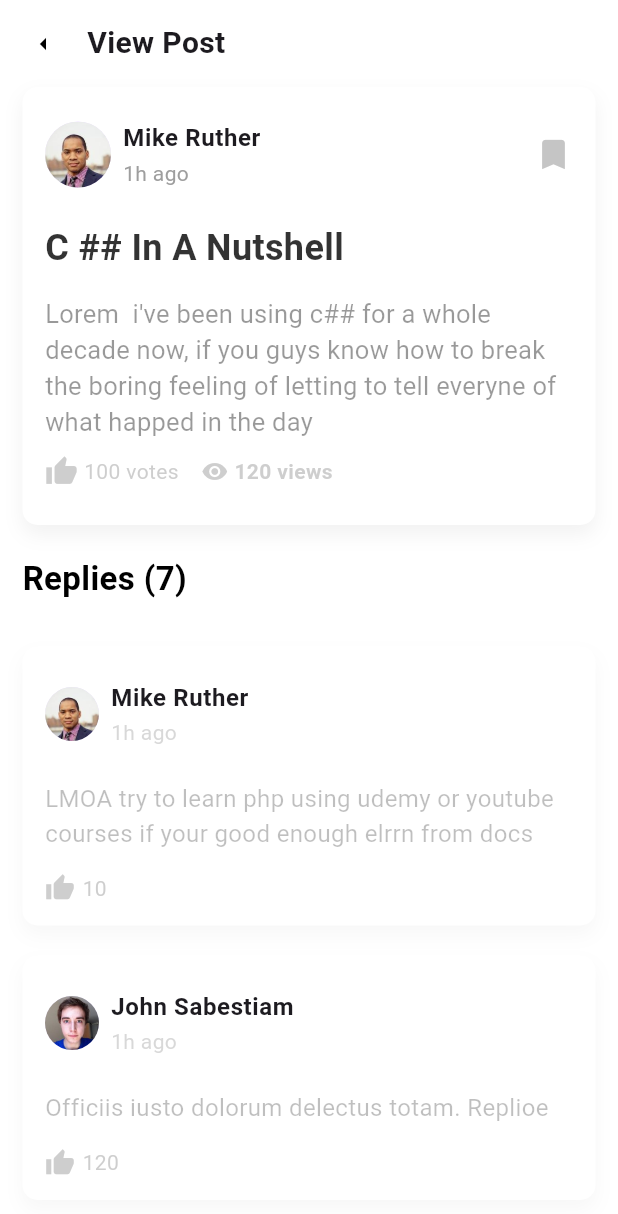
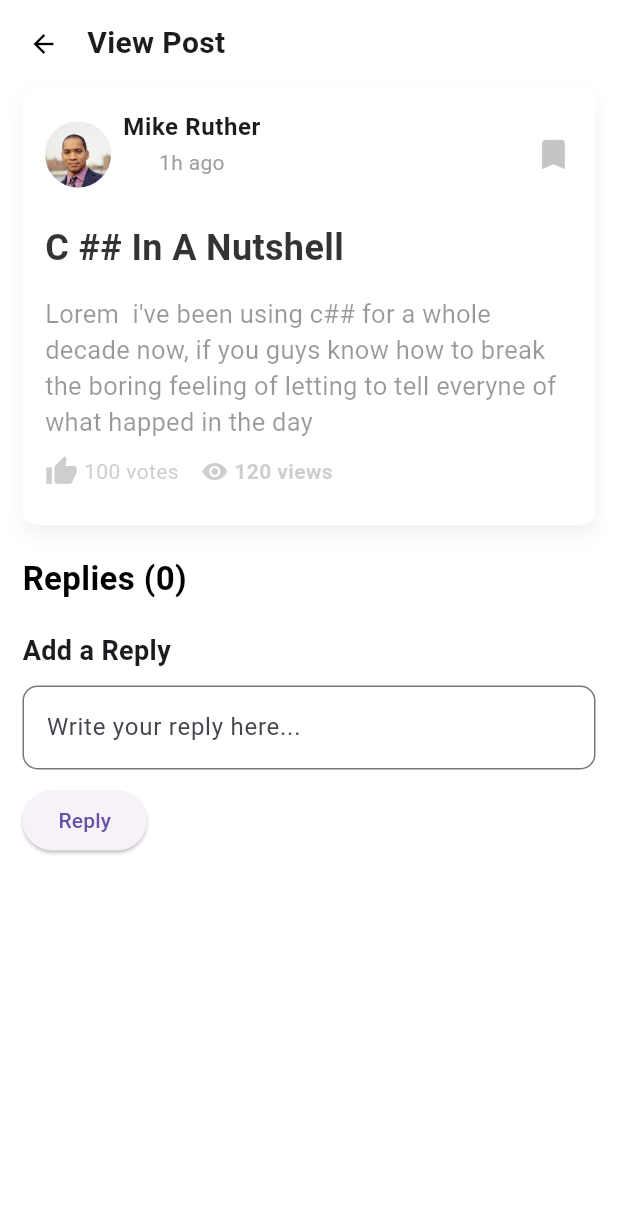
Before and after one commit to RanoCg123/fp_ppbe_kel7_2024, a Flutter app: the screen it shows after launch, after a tap on "C ## In A Nutshell", on a phone screen of 412 x 824 dp. Shown: the top 1214 px of the screen. Run offline on Flutter 3.47's test engine with Material 3 defaults, Android fonts, the phone set to English and light mode, and no system bars; our stand-ins replace cloud_firestore; accounts and stored records are empty; Roboto replaces fonts that are missing (Montserratcd).

Commit message:
Add files via upload

```diff
--- a/lib/models/post_model.dart
+++ b/lib/models/post_model.dart
@@ -1,7 +1,8 @@
-import 'package:fp_forum_kel7_ppbe/models/author_model.dart';
-import 'package:fp_forum_kel7_ppbe/models/replies_model.dart';
+import '../models/author_model.dart';
+import '../models/replies_model.dart';
 
-class Question{
+class Question {
+  String id;
   String question;
   String content;
   int votes;
@@ -12,6 +13,7 @@ class Question{
   List<Reply> replies;
 
   Question({
+    required this.id,
     required this.question,
     required this.content,
     required this.votes,
@@ -19,12 +21,58 @@ class Question{
     required this.views,
     required this.created_at,
     required this.author,
-    required this.replies
+    required this.replies,
   });
+
+  factory Question.fromMap(Map<String, dynamic> data) {
+    return Question(
+      id: data['id'] ?? '',
+      question: data['question'] ?? '',
+      content: data['content'] ?? '',
+      votes: data['votes'] ?? 0,
+      repliesCount: data['repliesCount'] ?? 0,
+      views: data['views'] ?? 0,
+      created_at: data['created_at'] ?? '',
+      author: Author.fromMap(data['author']),
+      replies: List<Reply>.from(
+        data['replies']?.map((item) => Reply.fromMap(item)) ?? [],
+      ),
+    );
+  }
+
+  Map<String, dynamic> toMap() {
+    return {
+      'id': id,
+      'question': question,
+      'content': content,
+      'votes': votes,
+      'repliesCount': repliesCount,
+      'views': views,
+      'created_at': created_at,
+      'author': author.toMap(),
+      'replies': replies.map((reply) => reply.toMap()).toList(),
+    };
+  }
+
+  void addReply(Reply reply) {
+    replies.add(reply);
+  }
+
+  void updateReply(Reply updatedReply) {
+    final index = replies.indexWhere((reply) => reply.id == updatedReply.id);
+    if (index != -1) {
+      replies[index] = updatedReply;
+    }
+  }
+
+  void deleteReply(Reply reply) {
+    replies.removeWhere((r) => r.id == reply.id);
+  }
 }
 
 List<Question> questions = [
   Question(
+    id: '1',
     author: mike,
     question: 'C ## In A Nutshell',
     content: "Lorem  i've been using c## for a whole decade now, if you guys know how to break the boring feeling of letting to tell everyne of what happed in the day",
@@ -35,6 +83,7 @@ List<Question> questions = [
     replies: replies
   ),
   Question(
+    id: '2',
     author: john,
     question: 'List<Dynamic> is not a subtype of Lits<Container>',
     content: "Lorem  i've been using c## for a whole decade now, if you guys know how to break the boring feeling of letting to tell everyne of what happed in the day",
@@ -45,6 +94,7 @@ List<Question> questions = [
     replies: replies
   ),
   Question(
+    id: '3',
     author: sam,
     question: 'React a basic error 404 is not typed',
     content: "Lorem  i've been using c## for a whole decade now, if you guys know how to break the boring feeling of letting to tell everyne of what happed in the day",
@@ -55,6 +105,7 @@ List<Question> questions = [
     replies: replies
   ),
   Question(
+    id: '4',
     author: mark,
     question: 'Basic understanding of what is not good',
     content: "Lorem  i've been using c## for a whole decade now, if you guys know how to break the boring feeling of letting to tell everyne of what happed in the day",
@@ -65,6 +116,7 @@ List<Question> questions = [
     replies: replies
   ),
   Question(
+    id: '5',
     author: justin,
     question: 'Luther is not author in here',
     content: "Lorem  i've been using c## for a whole decade now, if you guys know how to break the boring feeling of letting to tell everyne of what happed in the day",
--- a/lib/models/replies_model.dart
+++ b/lib/models/replies_model.dart
@@ -1,51 +1,53 @@
-import 'package:fp_forum_kel7_ppbe/models/author_model.dart';
+import 'package:cloud_firestore/cloud_firestore.dart';
+import 'author_model.dart';
 
 class Reply {
-  Author author;
-  String content;
-  int likes;
+  final String id;
+  final Author author;
+  late final String content;
+  final String created_at;
+  final int likes;
 
   Reply({
+    this.id = '',
     required this.author,
     required this.content,
-    required this.likes
+    required this.created_at,
+    required this.likes,
   });
+
+  factory Reply.fromMap(Map<String, dynamic> data) {
+    return Reply(
+      id: data['id'] ?? '',
+      author: Author.fromMap(data['author']),
+      content: data['content'] ?? '',
+      created_at: data['created_at'] ?? '',
+      likes: data['likes'] ?? 0,
+    );
+  }
+
+  Map<String, dynamic> toMap() {
+    return {
+      'id': id,
+      'author': author.toMap(),
+      'content': content,
+      'created_at': created_at,
+      'likes': likes,
+    };
+  }
 }
 
 List<Reply> replies = [
   Reply(
-    author: mike,
-    content: 'LMOA try to learn php using udemy or youtube courses if your good enough elrrn from docs',
-    likes: 10
+    author: Author(name: 'User1', imageUrl: 'assets/images/user1.png'),
+    content: 'Great post!',
+    created_at: '2024-06-10 12:00:00',
+    likes: 10,
   ),
   Reply(
-    author: john,
-    content: 'Officiis iusto dolorum delectus totam. Replioe',
-    likes: 120
-  ),
-  Reply(
-    author: mark,
-    content: 'distinctio nostrum nobis, nisi vel quasi amet laborum nam saepe ullam fuga. ellendus alias rem facere obcaecati.',
-    likes: 67
-  ),
-  Reply(
-    author: sam,
-    content: 'Asperiores quisquam perspiciatis iure commodi quidem vitae modi, nemo optio eos cum labore ',
-    likes: 34
-  ),
-  Reply(
-    author: adam,
-    content: 'nemo totam voluptatum qui error obcaecati assumenda temporibus blanditiis unde, maiores velit tempora neque, porro autem ab eveniet. ',
-    likes: 89
-  ),
-  Reply(
-    author: luther,
-    content: 'amet quo. Accusantium nam reiciendis quisquam voluptate impedit mollitia debitis facilis, ',
-    likes: 12
-  ),
-  Reply(
-    author: justin,
-    content: 'fugiat autem a neque esse error quia itaque molestiae praesentium, totam aspernatur earum dicta, ',
-    likes: 27
+    author: Author(name: 'User2', imageUrl: 'assets/images/user2.png'),
+    content: 'Thanks for sharing!',
+    created_at: '2024-06-10 13:00:00',
+    likes: 5,
   ),
 ];
--- a/lib/screens/home_screen.dart
+++ b/lib/screens/home_screen.dart
@@ -1,7 +1,7 @@
 import 'package:flutter/material.dart';
-import 'package:fp_forum_kel7_ppbe/widgets/popular_topics.dart';
-import 'package:fp_forum_kel7_ppbe/widgets/posts.dart';
-import 'package:fp_forum_kel7_ppbe/widgets/top_bar.dart';
+import '../widgets/popular_topics.dart';
+import '../widgets/posts.dart';
+import '../widgets/top_bar.dart';
 
 class HomePage extends StatefulWidget {
   @override
--- a/lib/screens/post_screen.dart
+++ b/lib/screens/post_screen.dart
@@ -1,14 +1,84 @@
 import 'package:flutter/material.dart';
-import 'package:fp_forum_kel7_ppbe/models/post_model.dart';
+import '../models/author_model.dart';
+import '../models/post_model.dart';
+import '../models/replies_model.dart';
+import 'reply_screen.dart';
+import '../services/firestore_service.dart';
 
 class PostScreen extends StatefulWidget {
+  final Question question;
+
+  PostScreen({required this.question});
+
   @override
-  final Question question;
-  PostScreen({required this.question});
   _PostScreenState createState() => _PostScreenState();
 }
 
 class _PostScreenState extends State<PostScreen> {
+  TextEditingController _replyController = TextEditingController();
+  late FirestoreService _firestoreService;
+  List<Reply> _replies = [];
+
+  @override
+  void initState() {
+    super.initState();
+    _firestoreService = FirestoreService();
+    _loadReplies();
+  }
+
+  void _loadReplies() async {
+    List<Reply> replies = await _firestoreService.getReplies(widget.question.id);
+    setState(() {
+      _replies = replies;
+    });
+  }
+
+  void _addReply() async {
+    final newReply = Reply(
+      id: DateTime.now().millisecondsSinceEpoch.toString(),
+      author: Author(
+        name: 'Current User',
+        imageUrl: 'assets/images/default_user.png',
+      ),
+      content: _replyController.text,
+      created_at: DateTime.now().toIso8601String(),
+      likes: 0,
+    );
+    await _firestoreService.addReply(widget.question.id, newReply);
+    setState(() {
+      _replies.add(newReply);
+      _replyController.clear();
+    });
+  }
+
+  void _editReply(Reply reply) {
+    showModalBottomSheet(
+      context: context,
+      builder: (context) {
+        return ReplyScreen(
+          reply: reply,
+          onSave: (updatedReply) async {
+            await _firestoreService.updateReply(updatedReply.id, updatedReply);
+            setState(() {
+              int index = _replies.indexWhere((r) => r.id == updatedReply.id);
+              if (index != -1) {
+                _replies[index] = updatedReply;
+              }
+            });
+            Navigator.pop(context);
+          },
+          onDelete: (deletedReply) async {
+            await _firestoreService.deleteReply(deletedReply.id);
+            setState(() {
+              _replies.removeWhere((r) => r.id == deletedReply.id);
+            });
+            Navigator.pop(context);
+          },
+        );
+      },
+    );
+  }
+
   @override
   Widget build(BuildContext context) {
     return Scaffold(
@@ -23,18 +93,14 @@ class _PostScreenState extends State<PostScreen> {
                   IconButton(
                       onPressed: () => Navigator.pop(context),
                       icon: Icon(
-                      Icons.arrow_left,
+                        Icons.arrow_back,
                         size: 20,
                         color: Colors.black,
-                    )
-                  ),
+                      )),
                   SizedBox(width: 5.0),
                   Text(
                     "View Post",
-                    style: TextStyle(
-                      fontSize: 20,
-                      fontWeight: FontWeight.w600
-                    ),
+                    style: TextStyle(fontSize: 20, fontWeight: FontWeight.w600),
                   )
                 ],
               ),
@@ -44,12 +110,13 @@ class _PostScreenState extends State<PostScreen> {
               decoration: BoxDecoration(
                 color: Colors.white,
                 borderRadius: BorderRadius.circular(10.0),
-                boxShadow: [BoxShadow(
+                boxShadow: [
+                  BoxShadow(
                       color: Colors.black26.withOpacity(0.05),
-                  offset: Offset(0.0,6.0),
+                      offset: Offset(0.0, 6.0),
                       blurRadius: 10.0,
-                  spreadRadius: 0.10
-                )]
+                      spreadRadius: 0.10)
+                ],
               ),
               child: Padding(
                 padding: const EdgeInsets.all(15.0),
@@ -65,14 +132,13 @@ class _PostScreenState extends State<PostScreen> {
                           Row(
                             children: <Widget>[
                               CircleAvatar(
-                                backgroundImage: AssetImage(widget.question.author.imageUrl),
+                                backgroundImage:
+                                AssetImage(widget.question.author.imageUrl),
                                 radius: 22,
                               ),
                               Padding(
                                 padding: const EdgeInsets.only(left: 8.0),
                                 child: Column(
-                                  crossAxisAlignment: CrossAxisAlignment.start,
-                                  mainAxisAlignment: MainAxisAlignment.center,
                                   children: <Widget>[
                                     Container(
                                       child: Text(
@@ -80,16 +146,13 @@ class _PostScreenState extends State<PostScreen> {
                                         style: TextStyle(
                                             fontSize: 16,
                                             fontWeight: FontWeight.bold,
-                                          letterSpacing: .4
-                                        ),
+                                            letterSpacing: .4),
                                       ),
                                     ),
                                     SizedBox(height: 2.0),
                                     Text(
                                       widget.question.created_at,
-                                      style: TextStyle(
-                                        color: Colors.grey
-                                      ),
+                                      style: TextStyle(color: Colors.grey),
                                     )
                                   ],
                                 ),
@@ -120,8 +183,7 @@ class _PostScreenState extends State<PostScreen> {
                       style: TextStyle(
                           color: Colors.black.withOpacity(0.4),
                           fontSize: 17,
-                        letterSpacing: .2
-                      ),
+                          letterSpacing: .2),
                     ),
                     Padding(
                       padding: EdgeInsets.symmetric(vertical: 10.0),
@@ -161,7 +223,6 @@ class _PostScreenState extends State<PostScreen> {
                                   fontSize: 14,
                                   color: Colors.grey.withOpacity(0.5),
                                   fontWeight: FontWeight.w600,
-
                                 ),
                               )
                             ],
@@ -176,7 +237,7 @@ class _PostScreenState extends State<PostScreen> {
             Padding(
               padding: EdgeInsets.only(left: 15.0, top: 20.0, bottom: 10.0),
               child: Text(
-                "Replies (${widget.question.replies.length})",
+                "Replies (${_replies.length})",
                 style: TextStyle(
                   fontSize: 22,
                   fontWeight: FontWeight.bold,
@@ -185,18 +246,19 @@ class _PostScreenState extends State<PostScreen> {
               ),
             ),
             Column(
-              children: widget.question.replies.map((reply) =>
-                Container(
-                  margin: EdgeInsets.only(left:15.0, right: 15.0, top: 20.0),
+              children: _replies
+                  .map((reply) => Container(
+                margin: EdgeInsets.only(left: 15.0, right: 15.0, top: 20.0),
                 decoration: BoxDecoration(
                   color: Colors.white,
                   borderRadius: BorderRadius.circular(10.0),
-                    boxShadow: [BoxShadow(
+                  boxShadow: [
+                    BoxShadow(
                         color: Colors.black26.withOpacity(0.03),
-                      offset: Offset(0.0,6.0),
+                        offset: Offset(0.0, 6.0),
                         blurRadius: 10.0,
-                      spreadRadius: 0.10
-                    )],
+                        spreadRadius: 0.10)
+                  ],
                 ),
                 child: Padding(
                   padding: EdgeInsets.all(15.0),
@@ -221,27 +283,35 @@ class _PostScreenState extends State<PostScreen> {
                                     crossAxisAlignment: CrossAxisAlignment.start,
                                     mainAxisAlignment: MainAxisAlignment.center,
                                     children: <Widget>[
-                                        Container(
-                                          child: Text(
+                                      Text(
                                         reply.author.name,
                                         style: TextStyle(
                                           fontSize: 16,
                                           fontWeight: FontWeight.w600,
-                                              letterSpacing: .4
-                                            ),
+                                          letterSpacing: .4,
                                         ),
                                       ),
                                       SizedBox(height: 2.0),
                                       Text(
-                                          widget.question.created_at,
+                                        reply.created_at,
                                         style: TextStyle(
-                                            color: Colors.grey.withOpacity(0.4)
+                                          color: Colors.grey.withOpacity(0.4),
                                         ),
-                                        )
+                                      ),
                                     ],
                                   ),
-                                  )
+                                ),
                               ],
+                            ),
+                            IconButton(
+                              onPressed: () {
+                                _editReply(reply);
+                              },
+                              icon: Icon(
+                                Icons.edit,
+                                color: Colors.grey.withOpacity(0.6),
+                                size: 20,
+                              ),
                             ),
                           ],
                         ),
@@ -251,7 +321,7 @@ class _PostScreenState extends State<PostScreen> {
                         child: Text(
                           reply.content,
                           style: TextStyle(
-                              color: Colors.black.withOpacity(0.25),
+                            color: Colors.black.withOpacity(0.8),
                             fontSize: 16,
                           ),
                         ),
@@ -268,17 +338,45 @@ class _PostScreenState extends State<PostScreen> {
                           Text(
                             "${reply.likes}",
                             style: TextStyle(
-                                color: Colors.grey.withOpacity(0.5)
+                              color: Colors.grey.withOpacity(0.5),
                             ),
-                            )
-                          ],
-                        )
+                          ),
                         ],
                       ),
-                  )
-                )
-              ).toList(),
-            )
+                    ],
+                  ),
+                ),
+              ))
+                  .toList(),
+            ),
+            Padding(
+              padding: EdgeInsets.symmetric(horizontal: 15.0, vertical: 10.0),
+              child: Column(
+                crossAxisAlignment: CrossAxisAlignment.start,
+                children: [
+                  Text(
+                    "Add a Reply",
+                    style: TextStyle(fontSize: 18, fontWeight: FontWeight.bold),
+                  ),
+                  SizedBox(height: 10.0),
+                  TextField(
+                    controller: _replyController,
+                    decoration: InputDecoration(
+                      hintText: "Write your reply here...",
+                      border: OutlineInputBorder(
+                        borderRadius: BorderRadius.circular(10.0),
+                      ),
+                    ),
+                    maxLines: null,
+                  ),
+                  SizedBox(height: 10.0),
+                  ElevatedButton(
+                    onPressed: _addReply,
+                    child: Text("Reply"),
+                  ),
+                ],
+              ),
+            ),
           ],
         ),
       ),
--- /dev/null
+++ b/lib/services/firestore_service.dart
@@ -0,0 +1,31 @@
+import 'package:cloud_firestore/cloud_firestore.dart';
+import '../models/replies_model.dart';
+
+class FirestoreService {
+  final FirebaseFirestore _db = FirebaseFirestore.instance;
+
+  Future<void> addReply(String questionId, Reply reply) async {
+    await _db.collection('replies').doc(reply.id).set({
+      ...reply.toMap(),
+      'questionId': questionId,
+    });
+  }
+
+  Future<void> updateReply(String replyId, Reply reply) async {
+    await _db.collection('replies').doc(replyId).update(reply.toMap());
+  }
+
+  Future<void> deleteReply(String replyId) async {
+    await _db.collection('replies').doc(replyId).delete();
+  }
+
+  Future<List<Reply>> getReplies(String questionId) async {
+    var snapshot = await _db
+        .collection('replies')
+        .where('questionId', isEqualTo: questionId)
+        .orderBy('created_at')
+        .get();
+
+    return snapshot.docs.map((doc) => Reply.fromMap(doc.data())).toList();
+  }
+}
```
Also changed, not shown: lib/models/author_model.dart (+16 -2 lines), lib/screens/reply_screen.dart (added, +69 -0 lines). Lines whose indentation alone changed are shown as unchanged.
